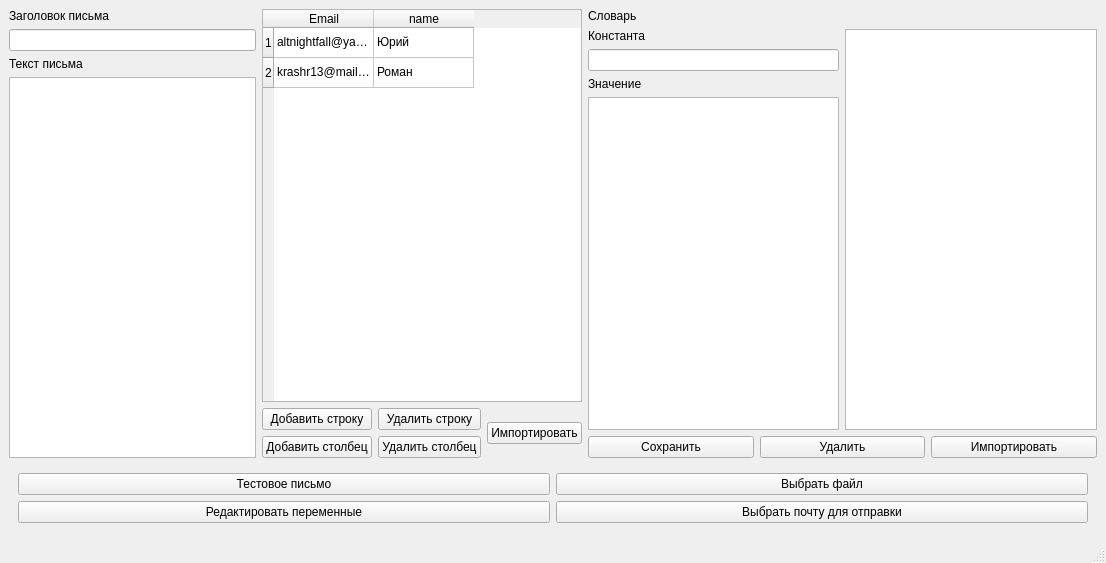
Qt form Spammaker.ui (altnightfall/Spammaker) before a commit.
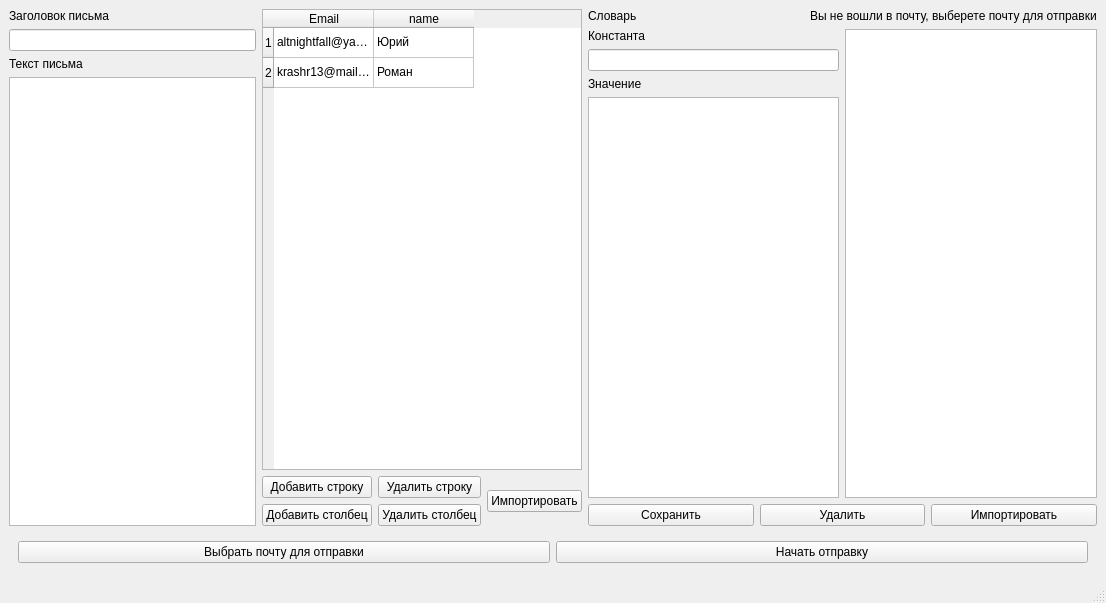
The same form after that commit.

Commit message: Deleted constants extra window, renamed some things, added authorized mail label

Patch:
```diff
--- a/Spammaker.ui
+++ b/Spammaker.ui
@@ -7,7 +7,7 @@
     <x>0</x>
     <y>0</y>
     <width>1106</width>
-    <height>563</height>
+    <height>603</height>
    </rect>
   </property>
   <property name="windowTitle">
@@ -139,6 +139,8 @@
       <item>
        <layout class="QVBoxLayout" name="verticalLayout_3">
         <item>
+         <layout class="QHBoxLayout" name="horizontalLayout_4">
+          <item>
          <widget class="QLabel" name="label_3">
           <property name="enabled">
            <bool>true</bool>
@@ -149,6 +151,18 @@
          </widget>
         </item>
         <item>
+           <widget class="QLabel" name="label_6">
+            <property name="layoutDirection">
+             <enum>Qt::RightToLeft</enum>
+            </property>
+            <property name="text">
+             <string>Вы не вошли в почту, выберете почту для отправки</string>
+            </property>
+           </widget>
+          </item>
+         </layout>
+        </item>
+        <item>
          <layout class="QHBoxLayout" name="horizontalLayout_2">
           <item>
            <layout class="QVBoxLayout" name="verticalLayout_4">
@@ -217,28 +231,14 @@
        <enum>QFrame::Raised</enum>
       </property>
       <layout class="QGridLayout" name="gridLayout">
-       <item row="0" column="0">
+       <item row="1" column="1">
         <widget class="QPushButton" name="pushButton">
          <property name="text">
-          <string>Тестовое письмо</string>
-         </property>
-        </widget>
-       </item>
-       <item row="0" column="2">
-        <widget class="QPushButton" name="pushButton_2">
-         <property name="text">
-          <string>Выбрать файл</string>
+          <string>Начать отправку</string>
          </property>
         </widget>
        </item>
        <item row="1" column="0">
-        <widget class="QPushButton" name="pushButton_3">
-         <property name="text">
-          <string>Редактировать переменные</string>
-         </property>
-        </widget>
-       </item>
-       <item row="1" column="2">
         <widget class="QPushButton" name="selectEmailButton">
          <property name="text">
           <string>Выбрать почту для отправки</string>
```
Lines whose indentation alone changed are shown as unchanged. The commit also changes 5 other files.
